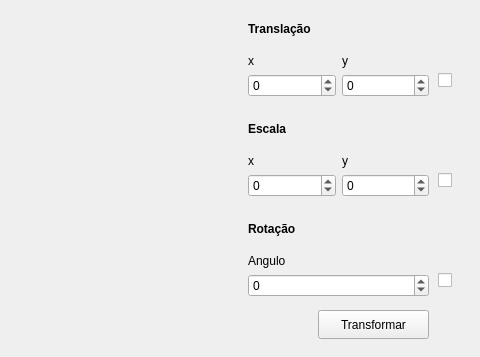
Before: the Qt Designer form mainwindow.ui in WallaceJunior14/computer-graphics, drawn with Qt 5; both pictures show x 542 to 1022 and y 0 to 357 of the 1022 by 720 pixel window.
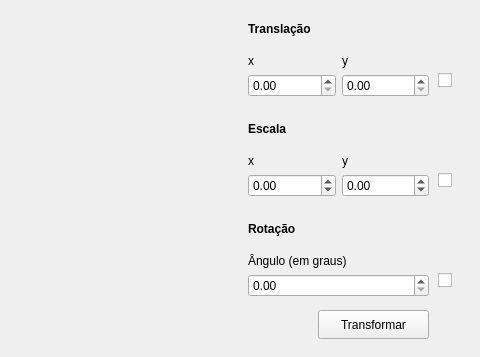
After: the same form once the commit is applied. Custom widgets are drawn as their Qt base class.

Commit message: Transformação Escala corrigida

```diff
--- a/mainwindow.ui
+++ b/mainwindow.ui
@@ -233,23 +233,6 @@
      </item>
      <item>
       <layout class="QGridLayout" name="gridLayout">
-       <item row="1" column="0">
-        <widget class="QSpinBox" name="spinTranslacaoX">
-         <property name="inputMethodHints">
-          <set>Qt::InputMethodHint::ImhDigitsOnly</set>
-         </property>
-         <property name="minimum">
-          <number>-99</number>
-         </property>
-        </widget>
-       </item>
-       <item row="1" column="1">
-        <widget class="QSpinBox" name="spinTranslacaoY">
-         <property name="minimum">
-          <number>-99</number>
-         </property>
-        </widget>
-       </item>
        <item row="0" column="0">
         <widget class="QLabel" name="lblTranslacaoX">
          <property name="text">
@@ -264,6 +247,12 @@
          </property>
         </widget>
        </item>
+       <item row="1" column="0">
+        <widget class="QDoubleSpinBox" name="spinTranslacaoX"/>
+       </item>
+       <item row="1" column="1">
+        <widget class="QDoubleSpinBox" name="spinTranslacaoY"/>
+       </item>
       </layout>
      </item>
     </layout>
@@ -292,30 +281,6 @@
      </item>
      <item>
       <layout class="QGridLayout" name="gridLayout_2">
-       <item row="1" column="0">
-        <widget class="QSpinBox" name="spinEscalaY">
-         <property name="inputMethodHints">
-          <set>Qt::InputMethodHint::ImhDigitsOnly</set>
-         </property>
-         <property name="minimum">
-          <number>-99</number>
-         </property>
-        </widget>
-       </item>
-       <item row="1" column="1">
-        <widget class="QSpinBox" name="spinEscalaX">
-         <property name="minimum">
-          <number>-99</number>
-         </property>
-        </widget>
-       </item>
-       <item row="0" column="0">
-        <widget class="QLabel" name="lblEscalaX">
-         <property name="text">
-          <string>x</string>
-         </property>
-        </widget>
-       </item>
        <item row="0" column="1">
         <widget class="QLabel" name="lblEscalaY">
          <property name="text">
@@ -323,6 +288,33 @@
          </property>
         </widget>
        </item>
+       <item row="0" column="0">
+        <widget class="QLabel" name="lblEscalaX">
+         <property name="text">
+          <string>x</string>
+         </property>
+        </widget>
+       </item>
+       <item row="1" column="0">
+        <widget class="QDoubleSpinBox" name="spinEscalaX">
+         <property name="minimum">
+          <double>-5.000000000000000</double>
+         </property>
+         <property name="maximum">
+          <double>5.000000000000000</double>
+         </property>
+        </widget>
+       </item>
+       <item row="1" column="1">
+        <widget class="QDoubleSpinBox" name="spinEscalaY">
+         <property name="minimum">
+          <double>-5.000000000000000</double>
+         </property>
+         <property name="maximum">
+          <double>5.000000000000000</double>
+         </property>
+        </widget>
+       </item>
       </layout>
      </item>
     </layout>
@@ -351,20 +343,17 @@
      </item>
      <item>
       <layout class="QGridLayout" name="gridLayout_3">
-       <item row="1" column="0">
-        <widget class="QSpinBox" name="spinRotacao">
-         <property name="inputMethodHints">
-          <set>Qt::InputMethodHint::ImhDigitsOnly</set>
-         </property>
-         <property name="minimum">
-          <number>-99</number>
-         </property>
-        </widget>
-       </item>
        <item row="0" column="0">
         <widget class="QLabel" name="lblRotacao_2">
          <property name="text">
-          <string>Angulo</string>
+          <string>Ângulo (em graus)</string>
+         </property>
+        </widget>
+       </item>
+       <item row="1" column="0">
+        <widget class="QDoubleSpinBox" name="spinRotacao">
+         <property name="maximum">
+          <double>360.000000000000000</double>
          </property>
         </widget>
        </item>
```
Left out of the diff: 4 changed lines with no effect on the pictures. The commit also changes 7 other files.
